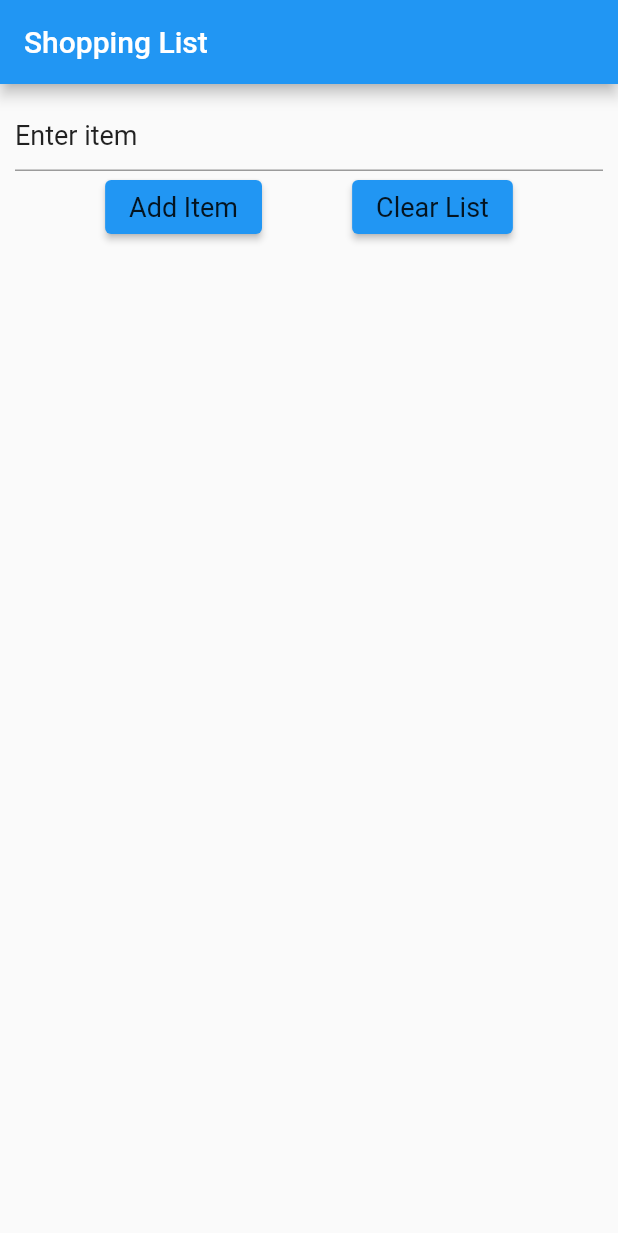
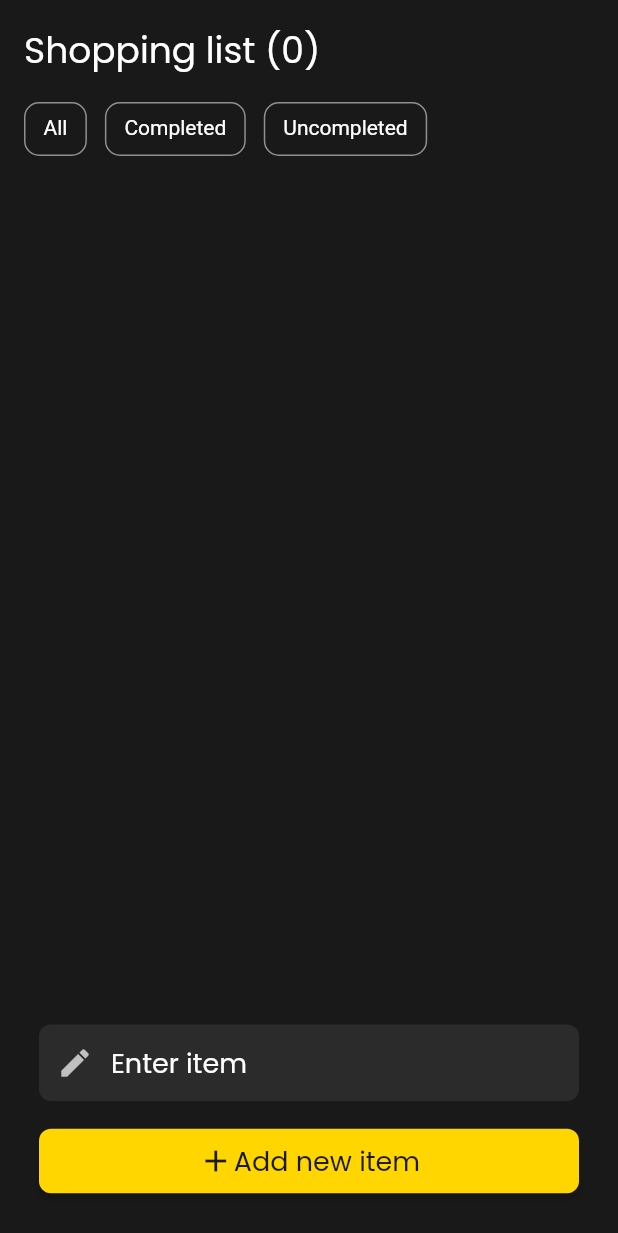
Before and after one commit to TusharSharmaIN/exploring_more_realm, a Flutter app: the screen it shows after launch, on a phone screen of 412 x 824 dp. Shown: the top 1233 px of the screen. Run offline on Flutter 3.47's test engine with Material 2 defaults, Android fonts, the phone set to English and light mode, and no system bars; our stand-ins replace flutter_riverpod, google_fonts, realm; generated files the repository leaves out were written again.

Commit message:
ui improved and query filters added

```diff
--- a/lib/db/item/item_dao.dart
+++ b/lib/db/item/item_dao.dart
@@ -18,4 +18,12 @@ abstract class ItemDao {
   bool updateQuantity(Item item, int offset);
 
   bool clearItems();
+
+  RealmResults<Item> getFilteredByMarked(MarkedFilterType type);
 }
+
+enum MarkedFilterType {
+  all,
+  completed,
+  uncompleted,
+}
--- a/lib/db/item/item_dao_impl.dart
+++ b/lib/db/item/item_dao_impl.dart
@@ -96,6 +96,18 @@ class ItemDaoImpl implements ItemDao {
       return false;
     }
   }
+
+  @override
+  RealmResults<Item> getFilteredByMarked(MarkedFilterType type) {
+    switch (type) {
+      case MarkedFilterType.all:
+        return _realm.all<Item>();
+      case MarkedFilterType.completed:
+        return _realm.query<Item>('isMarked == true');
+      case MarkedFilterType.uncompleted:
+        return _realm.query<Item>('isMarked == false');
+    }
+  }
 }
 
 final itemDaoProvider = Provider<ItemDao>((ref) => ItemDaoImpl());
--- a/lib/db/item/item_repository.dart
+++ b/lib/db/item/item_repository.dart
@@ -15,18 +15,23 @@ class ItemRepository {
   late final Stream itemStream;
   late final StreamSubscription<RealmResultsChanges<Item>> itemsSubscription;
 
+  late MarkedFilterType markedFilterType;
+
   ItemRepository(this.itemDao) {
     init();
   }
 
   init() {
+    markedFilterType = MarkedFilterType.all;
+
     itemStreamController = StreamController<RealmResults<Item>>();
     itemStream = itemStreamController.stream;
 
     itemsSubscription = itemDao.getItems().changes.listen(
       (changes) {
         // changes.result why? changes result will give RealmResults
-        itemStreamController.add(changes.results);
+        updateMarkedFilterType(markedFilterType);
+        // itemStreamController.add(changes.results);
       },
     );
   }
@@ -86,8 +91,15 @@ class ItemRepository {
       debugPrint('Something went wrong while clearing');
     }
   }
+
+  updateMarkedFilterType(MarkedFilterType type) {
+    debugPrint('Filtered results: $type');
+    markedFilterType = type;
+    final items = itemDao.getFilteredByMarked(markedFilterType);
+    itemStreamController.add(items);
+  }
 }
 
 final itemRepositoryProvider = Provider<ItemRepository>((ref) {
-  return ItemRepository(ref.watch(itemDaoProvider));
+  return ItemRepository(ref.read(itemDaoProvider));
 });
--- a/lib/features/home_page/home_page.dart
+++ b/lib/features/home_page/home_page.dart
@@ -12,14 +12,10 @@ class HomePage extends StatelessWidget {
 
   @override
   Widget build(BuildContext context) {
-    return Scaffold(
-      appBar: AppBar(
-        title: Text(
-          title,
-          style: const TextStyle(color: Colors.white),
-        ),
+    return const SafeArea(
+      child: Scaffold(
+        body: ItemListPage(),
       ),
-      body: const ItemListPage(),
     );
   }
 }
--- a/lib/features/item_list_page/add_item_view.dart
+++ b/lib/features/item_list_page/add_item_view.dart
@@ -1,4 +1,7 @@
+import 'package:exploring_more_realm/utils/app_styles/app_text_styles.dart';
 import 'package:flutter/material.dart';
+
+import '../../utils/app_styles/app_colors.dart';
 
 class AddItemView extends StatelessWidget {
   AddItemView({
@@ -19,16 +22,24 @@ class AddItemView extends StatelessWidget {
         mainAxisAlignment: MainAxisAlignment.center,
         crossAxisAlignment: CrossAxisAlignment.center,
         children: [
-          TextField(
+          Container(
+            decoration: const BoxDecoration(
+              color: AppColors.grey,
+              borderRadius: BorderRadius.all(Radius.circular(8.0)),
+            ),
+            child: TextField(
               controller: textController,
               decoration: InputDecoration(
+                prefixIcon: const Icon(Icons.edit),
                 hintText: 'Enter item',
-              hintStyle: Theme.of(context).textTheme.bodyLarge,
+                hintStyle: AppTextStyles.poppinsNormal18.copyWith(
+                  color: AppColors.white,
+                ),
+                border: InputBorder.none,
               ),
             ),
-          Row(
-            mainAxisAlignment: MainAxisAlignment.spaceEvenly,
-            children: [
+          ),
+          const SizedBox(height: 16),
           ElevatedButton(
             onPressed: () {
               if (textController.text.isNotEmpty) {
@@ -36,20 +47,22 @@ class AddItemView extends StatelessWidget {
                 textController.clear();
               }
             },
-                child: Text(
-                  'Add Item',
-                  style: Theme.of(context).textTheme.bodyLarge,
+            child: Row(
+              mainAxisAlignment: MainAxisAlignment.center,
+              children: [
+                const Icon(
+                  Icons.add,
+                  color: AppColors.black,
+                ),
+                Text(
+                  "Add new item",
+                  style: AppTextStyles.poppinsNormal18.copyWith(
+                    color: AppColors.black,
                   ),
                 ),
-              ElevatedButton(
-                onPressed: onClear,
-                child: Text(
-                  'Clear List',
-                  style: Theme.of(context).textTheme.bodyLarge,
+              ],
             ),
-              )
-            ],
-          )
+          ),
         ],
       ),
     );
--- a/lib/features/item_list_page/item_list_page.dart
+++ b/lib/features/item_list_page/item_list_page.dart
@@ -2,6 +2,9 @@ import 'package:flutter/material.dart';
 import 'package:flutter_riverpod/flutter_riverpod.dart';
 
 import '../../db/item/item_repository.dart';
+import '../../db/item/item_dao.dart';
+import '../../utils/app_styles/app_text_styles.dart';
+import '../../utils/app_styles/app_colors.dart';
 import 'add_item_view.dart';
 import 'item_list_view.dart';
 
@@ -17,13 +20,13 @@ class ItemListPage extends ConsumerWidget {
     //  using this to listen to stream from repository
     final itemStream = ref.watch(itemRepositoryProvider).itemStream;
 
-    return Column(
+    return Padding(
+      padding: const EdgeInsets.symmetric(horizontal: 16.0),
+      child: Column(
         children: [
-        AddItemView(
-          onAdd: itemOperations.onAdd,
-          onClear: itemOperations.onClear,
-        ),
-        StreamBuilder(
+          const SizedBox(height: 16),
+          Expanded(
+            child: StreamBuilder(
               stream: itemStream,
               builder: (context, snapshot) {
                 if (!snapshot.hasData) {
@@ -32,16 +35,89 @@ class ItemListPage extends ConsumerWidget {
                     child: CircularProgressIndicator(),
                   );
                 }
-            return ItemListView(
+                return Column(
+                  crossAxisAlignment: CrossAxisAlignment.start,
+                  children: [
+                    Text(
+                      "Shopping list (${snapshot.data.length})",
+                      style: AppTextStyles.poppinsNormal24,
+                    ),
+                    const SizedBox(height: 16),
+                    SizedBox(
+                      height: 36,
+                      child: ListView(
+                        scrollDirection: Axis.horizontal,
+                        shrinkWrap: true,
+                        children: <Widget>[
+                          getFilterButtons(
+                            () {
+                              itemOperations.updateMarkedFilterType(
+                                MarkedFilterType.all,
+                              );
+                            },
+                            "All",
+                          ),
+                          const SizedBox(width: 12),
+                          getFilterButtons(
+                            () {
+                              itemOperations.updateMarkedFilterType(
+                                MarkedFilterType.completed,
+                              );
+                            },
+                            "Completed",
+                          ),
+                          const SizedBox(width: 12),
+                          getFilterButtons(
+                            () {
+                              itemOperations.updateMarkedFilterType(
+                                MarkedFilterType.uncompleted,
+                              );
+                            },
+                            "Uncompleted",
+                          ),
+                        ],
+                      ),
+                    ),
+                    const SizedBox(height: 16),
+                    Expanded(
+                      child: ItemListView(
                         items: snapshot.data.toList(),
                         onDelete: itemOperations.onDelete,
                         onFavourite: itemOperations.onFavourite,
                         onIncrementQuantity: itemOperations.onIncrementQuantity,
                         onDecrementQuantity: itemOperations.onDecrementQuantity,
+                      ),
+                    ),
+                  ],
                 );
               },
-        )
+            ),
+          ),
+          AddItemView(
+            onAdd: itemOperations.onAdd,
+            onClear: itemOperations.onClear,
+          ),
+          const SizedBox(height: 16),
         ],
+      ),
+    );
+  }
+
+  Widget getFilterButtons(void Function() onTap, String text) {
+    return InkWell(
+      onTap: onTap,
+      child: Container(
+        decoration: BoxDecoration(
+          border: Border.all(
+            color: AppColors.greyLight,
+          ),
+          borderRadius: const BorderRadius.all(Radius.circular(10.0)),
+        ),
+        child: Padding(
+          padding: const EdgeInsets.symmetric(vertical: 8.0, horizontal: 12.0),
+          child: Text(text),
+        ),
+      ),
     );
   }
 }
--- a/lib/main.dart
+++ b/lib/main.dart
@@ -2,6 +2,7 @@ import 'package:flutter/material.dart';
 import 'package:flutter_riverpod/flutter_riverpod.dart';
 
 import 'features/home_page/home_page.dart';
+import 'utils/app_styles/app_theme.dart';
 
 void main() {
   runApp(const MyApp());
@@ -10,20 +11,15 @@ void main() {
 class MyApp extends StatelessWidget {
   const MyApp({Key? key}) : super(key: key);
 
+  final String appTitle = "Shopping List";
+
   @override
   Widget build(BuildContext context) {
     return ProviderScope(
       child: MaterialApp(
-        title: 'List App',
-        theme: ThemeData(
-          textTheme: const TextTheme(
-            bodyLarge: TextStyle(
-              fontSize: 18,
-              fontWeight: FontWeight.normal,
-            ),
-          ),
-        ),
-        home: const HomePage(title: 'Shopping List'),
+        title: appTitle,
+        theme: AppTheme.darkTheme,
+        home: HomePage(title: appTitle,),
         debugShowCheckedModeBanner: false,
       ),
     );
--- /dev/null
+++ b/lib/utils/app_styles/app_colors.dart
@@ -0,0 +1,9 @@
+import 'package:flutter/material.dart';
+
+class AppColors {
+  static const yellow = Color(0xFFFFD600);
+  static const black = Color(0xFF19191A);
+  static const grey = Color(0xFF2B2B2C);
+  static const greyLight = Color(0xFF8F8F8F);
+  static const white = Color(0xFFFDFDFD);
+}
--- /dev/null
+++ b/lib/utils/app_styles/app_text_styles.dart
@@ -0,0 +1,16 @@
+import 'package:flutter/material.dart';
+import 'package:google_fonts/google_fonts.dart';
+
+import 'app_colors.dart';
+
+class AppTextStyles {
+  static TextStyle poppinsNormal18 = GoogleFonts.poppins(
+    fontSize: 18,
+    fontWeight: FontWeight.normal,
+  );
+
+  static TextStyle poppinsNormal24 = GoogleFonts.poppins(
+    fontSize: 24,
+    fontWeight: FontWeight.normal,
+  );
+}
--- /dev/null
+++ b/lib/utils/app_styles/app_theme.dart
@@ -0,0 +1,63 @@
+import 'package:flutter/material.dart';
+import 'package:google_fonts/google_fonts.dart';
+
+import 'app_colors.dart';
+import 'app_text_styles.dart';
+
+class AppTheme {
+  static ThemeData get darkTheme {
+    return ThemeData(
+      scaffoldBackgroundColor: AppColors.black,
+      appBarTheme: _appBarTheme(),
+      colorScheme: _getColorScheme(),
+      // colorScheme: ColorScheme.fromSwatch(
+      //   primaryColorDark: AppColors.yellow,
+      // ),
+      // textTheme: _getTextTheme(),
+      elevatedButtonTheme: _getElevatedButtonThemeData(),
+    );
+  }
+}
+
+AppBarTheme _appBarTheme() {
+  return const AppBarTheme(
+    color: AppColors.yellow,
+    titleTextStyle: TextStyle(
+      fontSize: 16,
+      color: AppColors.white,
+      fontWeight: FontWeight.bold,
+    ),
+  );
+}
+
+ColorScheme _getColorScheme() {
+  return const ColorScheme.dark().copyWith(
+    primary: AppColors.yellow,
+    onPrimary: AppColors.white,
+  );
+}
+
+TextTheme _getTextTheme() {
+  return TextTheme(
+    headlineLarge: GoogleFonts.poppins(
+      color: AppColors.white,
+      fontSize: 22,
+      fontWeight: FontWeight.normal,
+    ),
+    bodyLarge: GoogleFonts.poppins(
+      color: AppColors.white,
+      fontSize: 18,
+      fontWeight: FontWeight.normal,
+    ),
+  );
+}
+
+ElevatedButtonThemeData _getElevatedButtonThemeData() {
+  return ElevatedButtonThemeData(
+    style: ElevatedButton.styleFrom(
+      padding: const EdgeInsets.all(8.0),
+      textStyle: AppTextStyles.poppinsNormal18.copyWith(color: AppColors.black),
+      shape: RoundedRectangleBorder(borderRadius: BorderRadius.circular(8.0)),
+    ),
+  );
+}
--- a/pubspec.yaml
+++ b/pubspec.yaml
@@ -12,8 +12,14 @@ dependencies:
     sdk: flutter
 
   cupertino_icons: ^1.0.2
+  # for database
   realm: ^1.0.3
+
+  # for state management
   flutter_riverpod: ^2.3.6
+
+  # for google fonts
+  google_fonts: ^4.0.4
 
 dev_dependencies:
   flutter_test:
```
Also changed, not shown: lib/features/item_list_page/item_list_view.dart (+90 -43 lines), pubspec.lock. Lines whose indentation alone changed are shown as unchanged.
